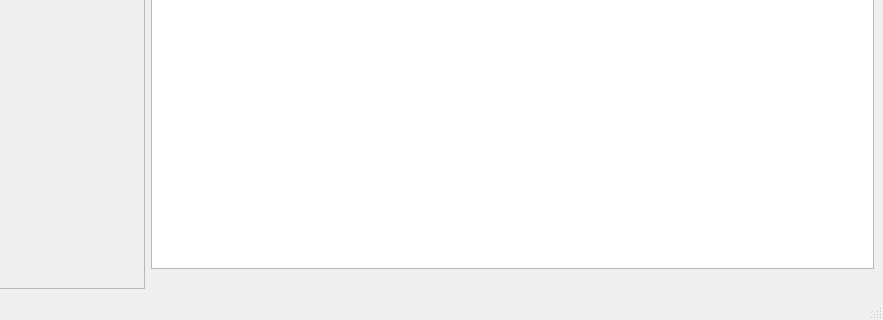
doubsman/DBAlbums, file DBALBUMS.ui: the form before one commit; both pictures show x 264 to 1147 and y 400 to 720 of the 1147 by 720 pixel window.
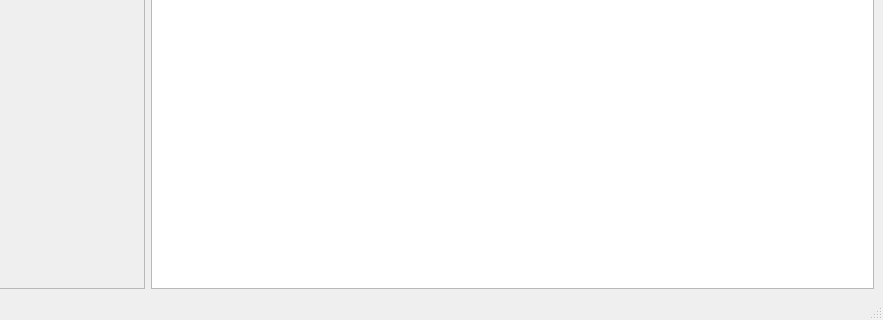
The form after the commit.

What changed in the file:
```diff
--- a/DBALBUMS.ui
+++ b/DBALBUMS.ui
@@ -169,25 +169,11 @@
             <verstretch>0</verstretch>
            </sizepolicy>
           </property>
+          <property name="alternatingRowColors">
+           <bool>true</bool>
+          </property>
          </widget>
         </item>
-        <item>
-         <layout class="QHBoxLayout" name="horizontalLayoutSCR">
-          <item>
-           <spacer name="horizontalSpacer_2">
-            <property name="orientation">
-             <enum>Qt::Horizontal</enum>
-            </property>
-            <property name="sizeHint" stdset="0">
-             <size>
-              <width>40</width>
-              <height>20</height>
-             </size>
-            </property>
-           </spacer>
-          </item>
-         </layout>
-        </item>
        </layout>
       </item>
      </layout>
```
